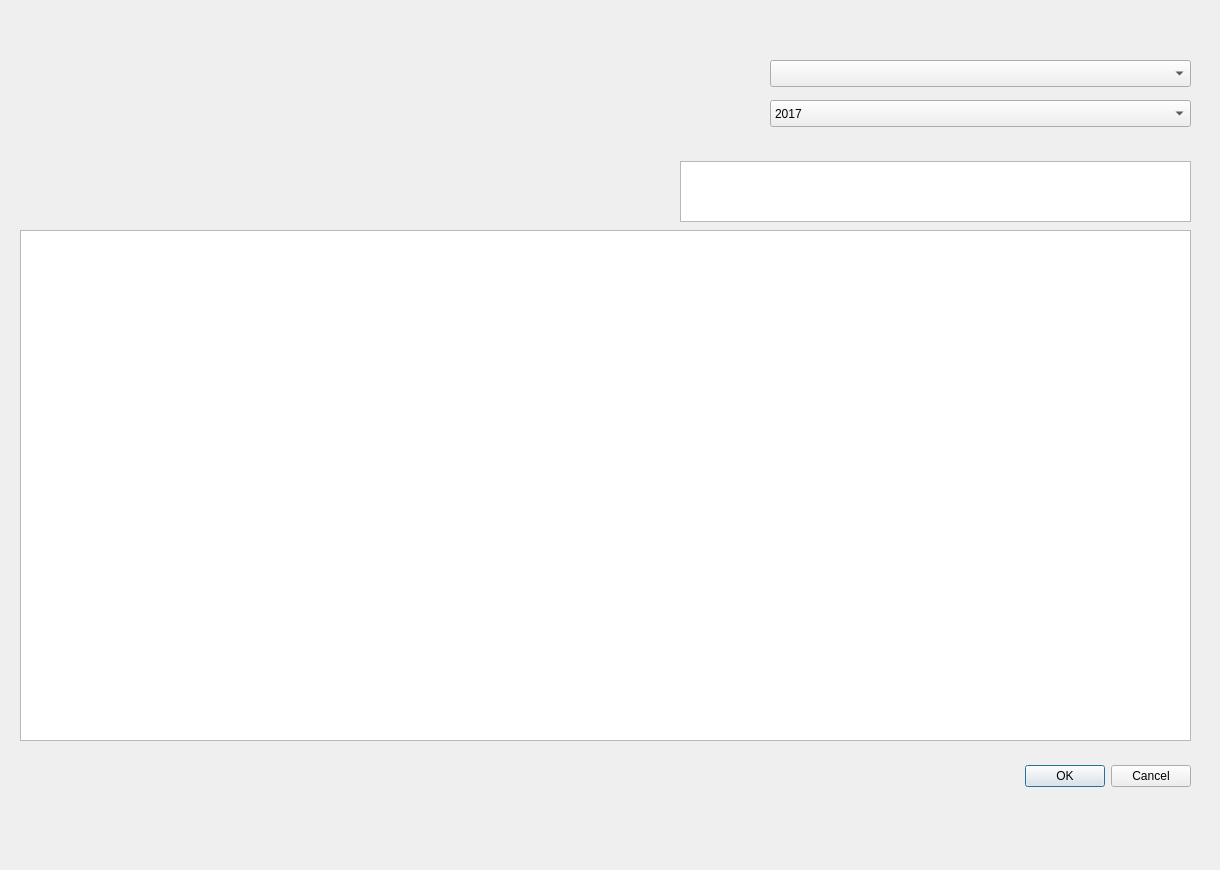
This is ui_bdsuivis_dialog.ui in VincentD/bdtravaux as Qt 5 draws it before an edit. The edited form follows.
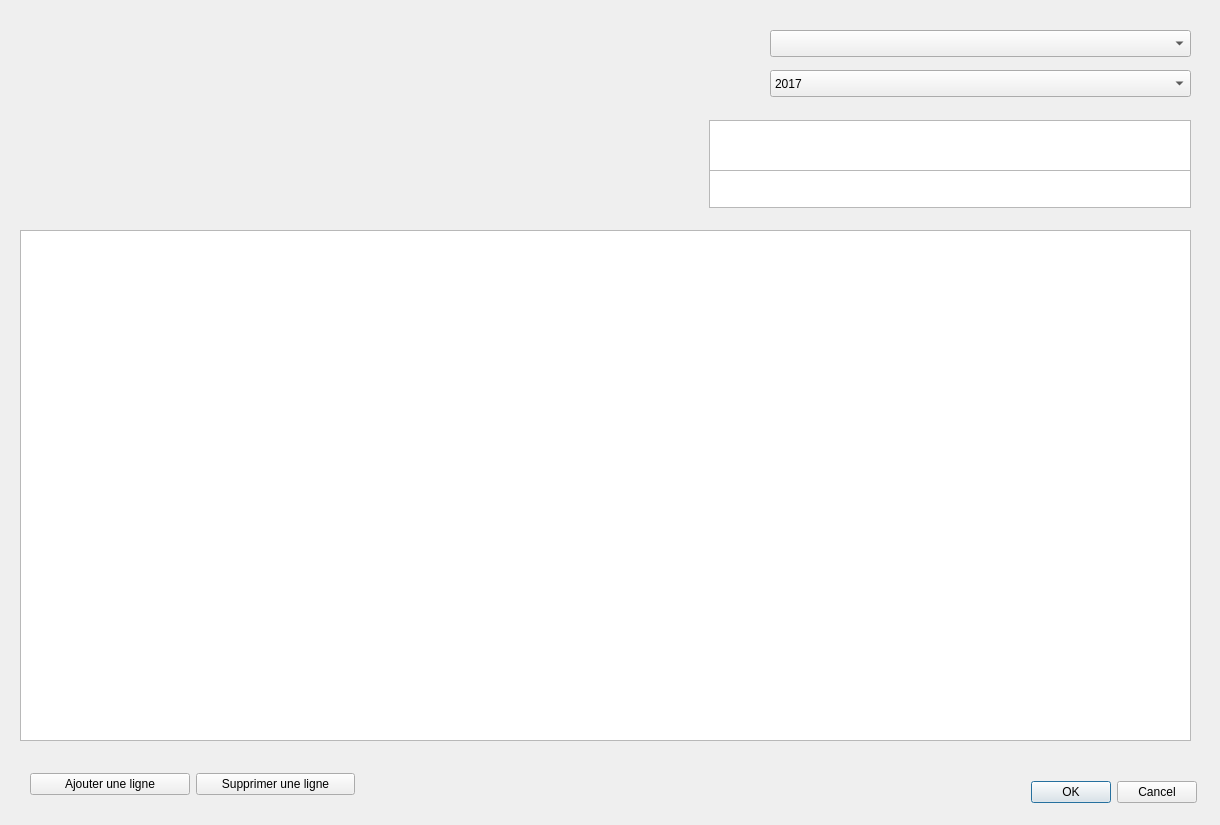
This is the edited form.

Commit message: BDSuivis : QSqlRelationalTableModel -> QSqlTableModel Les données de la base sont affichées, et les modifications des utilisateurs sont reversées dedans. Améliorations graphiques. Création des en-têtes des mois et des nombres de jours maximums. Création de boutons pour ajouyter ou supprimer une ligne.

The edit to the form file:
```diff
--- a/ui_bdsuivis_dialog.ui
+++ b/ui_bdsuivis_dialog.ui
@@ -7,7 +7,7 @@
     <x>0</x>
     <y>0</y>
     <width>1220</width>
-    <height>870</height>
+    <height>825</height>
    </rect>
   </property>
   <property name="windowTitle">
@@ -16,8 +16,8 @@
   <widget class="QDialogButtonBox" name="btn_okannul">
    <property name="geometry">
     <rect>
-     <x>850</x>
-     <y>760</y>
+     <x>856</x>
+     <y>776</y>
      <width>341</width>
      <height>32</height>
     </rect>
@@ -32,10 +32,10 @@
   <widget class="QTableView" name="tbv_tps">
    <property name="geometry">
     <rect>
-     <x>680</x>
-     <y>161</y>
-     <width>511</width>
-     <height>61</height>
+     <x>709</x>
+     <y>120</y>
+     <width>482</width>
+     <height>51</height>
     </rect>
    </property>
   </widget>
@@ -43,7 +43,7 @@
    <property name="geometry">
     <rect>
      <x>770</x>
-     <y>60</y>
+     <y>30</y>
      <width>421</width>
      <height>27</height>
     </rect>
@@ -53,7 +53,7 @@
    <property name="geometry">
     <rect>
      <x>770</x>
-     <y>100</y>
+     <y>70</y>
      <width>421</width>
      <height>27</height>
     </rect>
@@ -169,6 +169,42 @@
     <number>16</number>
    </attribute>
   </widget>
+  <widget class="QTreeView" name="tbv_sum">
+   <property name="geometry">
+    <rect>
+     <x>709</x>
+     <y>170</y>
+     <width>482</width>
+     <height>38</height>
+    </rect>
+   </property>
+  </widget>
+  <widget class="QWidget" name="">
+   <property name="geometry">
+    <rect>
+     <x>30</x>
+     <y>770</y>
+     <width>325</width>
+     <height>29</height>
+    </rect>
+   </property>
+   <layout class="QHBoxLayout" name="horizontalLayout">
+    <item>
+     <widget class="QPushButton" name="btn_ajoutlgn">
+      <property name="text">
+       <string>Ajouter une ligne</string>
+      </property>
+     </widget>
+    </item>
+    <item>
+     <widget class="QPushButton" name="btn_supprlgn">
+      <property name="text">
+       <string>Supprimer une ligne</string>
+      </property>
+     </widget>
+    </item>
+   </layout>
+  </widget>
  </widget>
  <resources/>
  <connections>
```
The commit also changes 6 other files.
